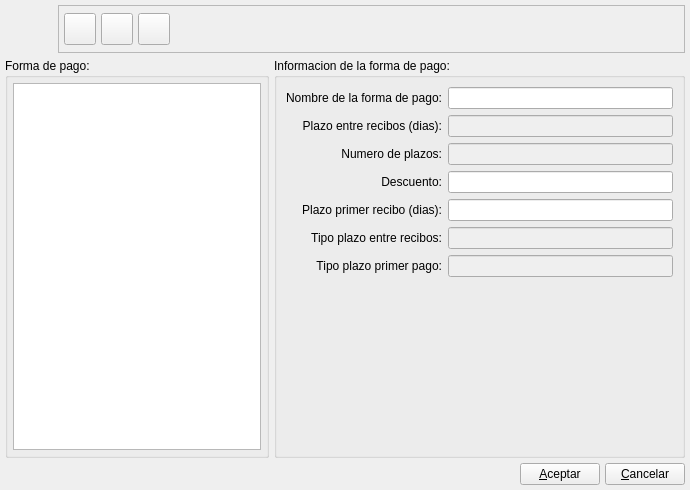
Old version of the form bulmages/bulmafact/plugins/pluginbf_formasdepago/fpagobase.ui in the repository eboladev/Bulmages-1.
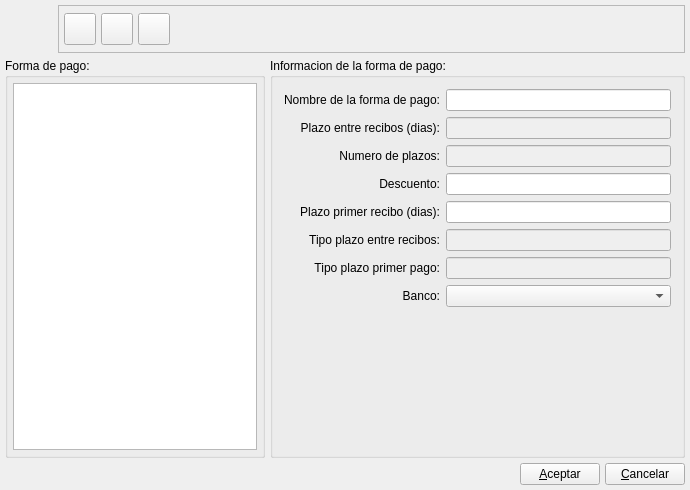
New version of the form. Icons and pictures are not drawn. Custom widgets are drawn as their Qt base class.

Diff of the .ui file:
```diff
--- a/bulmages/bulmafact/plugins/pluginbf_formasdepago/fpagobase.ui
+++ b/bulmages/bulmafact/plugins/pluginbf_formasdepago/fpagobase.ui
@@ -29,28 +29,16 @@
      <property name="title">
       <string>Informacion de la forma de pago:</string>
      </property>
-     <layout class="QGridLayout">
-      <property name="margin">
-       <number>9</number>
-      </property>
-      <property name="spacing">
-       <number>6</number>
-      </property>
-      <item row="7" column="0" colspan="2">
-       <spacer>
-        <property name="orientation">
-         <enum>Qt::Vertical</enum>
+     <layout class="QGridLayout" name="gridLayout">
+      <item row="0" column="0">
+       <widget class="QLabel" name="label_1">
+        <property name="text">
+         <string>Nombre de la forma de pago:</string>
         </property>
-        <property name="sizeType">
-         <enum>QSizePolicy::Expanding</enum>
+        <property name="alignment">
+         <set>Qt::AlignRight|Qt::AlignTrailing|Qt::AlignVCenter</set>
         </property>
-        <property name="sizeHint" stdset="0">
-         <size>
-          <width>387</width>
-          <height>20</height>
-         </size>
-        </property>
-       </spacer>
+       </widget>
       </item>
       <item row="0" column="1">
        <widget class="QLineEdit" name="mui_descforma_pago">
@@ -62,61 +50,6 @@
         </property>
        </widget>
       </item>
-      <item row="6" column="1">
-       <widget class="QLineEdit" name="mui_tipoPlazoPrimerPago">
-        <property name="enabled">
-         <bool>false</bool>
-        </property>
-       </widget>
-      </item>
-      <item row="4" column="0">
-       <widget class="QLabel" name="label_5">
-        <property name="sizePolicy">
-         <sizepolicy hsizetype="Preferred" vsizetype="Preferred">
-          <horstretch>0</horstretch>
-          <verstretch>0</verstretch>
-         </sizepolicy>
-        </property>
-        <property name="text">
-         <string>Plazo primer recibo (dias):</string>
-        </property>
-        <property name="alignment">
-         <set>Qt::AlignRight|Qt::AlignTrailing|Qt::AlignVCenter</set>
-        </property>
-       </widget>
-      </item>
-      <item row="3" column="0">
-       <widget class="QLabel" name="label_4">
-        <property name="sizePolicy">
-         <sizepolicy hsizetype="Preferred" vsizetype="Preferred">
-          <horstretch>0</horstretch>
-          <verstretch>0</verstretch>
-         </sizepolicy>
-        </property>
-        <property name="text">
-         <string>Descuento:</string>
-        </property>
-        <property name="alignment">
-         <set>Qt::AlignRight|Qt::AlignTrailing|Qt::AlignVCenter</set>
-        </property>
-       </widget>
-      </item>
-      <item row="2" column="0">
-       <widget class="QLabel" name="label_3">
-        <property name="sizePolicy">
-         <sizepolicy hsizetype="Preferred" vsizetype="Preferred">
-          <horstretch>0</horstretch>
-          <verstretch>0</verstretch>
-         </sizepolicy>
-        </property>
-        <property name="text">
-         <string>Numero de plazos:</string>
-        </property>
-        <property name="alignment">
-         <set>Qt::AlignRight|Qt::AlignTrailing|Qt::AlignVCenter</set>
-        </property>
-       </widget>
-      </item>
       <item row="1" column="0">
        <widget class="QLabel" name="label_2">
         <property name="sizePolicy">
@@ -133,6 +66,29 @@
         </property>
        </widget>
       </item>
+      <item row="1" column="1">
+       <widget class="QLineEdit" name="mui_plazoEntreReciboFPago">
+        <property name="enabled">
+         <bool>false</bool>
+        </property>
+       </widget>
+      </item>
+      <item row="2" column="0">
+       <widget class="QLabel" name="label_3">
+        <property name="sizePolicy">
+         <sizepolicy hsizetype="Preferred" vsizetype="Preferred">
+          <horstretch>0</horstretch>
+          <verstretch>0</verstretch>
+         </sizepolicy>
+        </property>
+        <property name="text">
+         <string>Numero de plazos:</string>
+        </property>
+        <property name="alignment">
+         <set>Qt::AlignRight|Qt::AlignTrailing|Qt::AlignVCenter</set>
+        </property>
+       </widget>
+      </item>
       <item row="2" column="1">
        <widget class="QLineEdit" name="mui_nPlazosFPago">
         <property name="enabled">
@@ -140,29 +96,44 @@
         </property>
        </widget>
       </item>
+      <item row="3" column="0">
+       <widget class="QLabel" name="label_4">
+        <property name="sizePolicy">
+         <sizepolicy hsizetype="Preferred" vsizetype="Preferred">
+          <horstretch>0</horstretch>
+          <verstretch>0</verstretch>
+         </sizepolicy>
+        </property>
+        <property name="text">
+         <string>Descuento:</string>
+        </property>
+        <property name="alignment">
+         <set>Qt::AlignRight|Qt::AlignTrailing|Qt::AlignVCenter</set>
+        </property>
+       </widget>
+      </item>
       <item row="3" column="1">
        <widget class="QLineEdit" name="mui_descuentoforma_pago"/>
       </item>
+      <item row="4" column="0">
+       <widget class="QLabel" name="label_5">
+        <property name="sizePolicy">
+         <sizepolicy hsizetype="Preferred" vsizetype="Preferred">
+          <horstretch>0</horstretch>
+          <verstretch>0</verstretch>
+         </sizepolicy>
+        </property>
+        <property name="text">
+         <string>Plazo primer recibo (dias):</string>
+        </property>
+        <property name="alignment">
+         <set>Qt::AlignRight|Qt::AlignTrailing|Qt::AlignVCenter</set>
+        </property>
+       </widget>
+      </item>
       <item row="4" column="1">
        <widget class="QLineEdit" name="mui_dias1tforma_pago"/>
       </item>
-      <item row="1" column="1">
-       <widget class="QLineEdit" name="mui_plazoEntreReciboFPago">
-        <property name="enabled">
-         <bool>false</bool>
-        </property>
-       </widget>
-      </item>
-      <item row="0" column="0">
-       <widget class="QLabel" name="label_1">
-        <property name="text">
-         <string>Nombre de la forma de pago:</string>
-        </property>
-        <property name="alignment">
-         <set>Qt::AlignRight|Qt::AlignTrailing|Qt::AlignVCenter</set>
-        </property>
-       </widget>
-      </item>
       <item row="5" column="0">
        <widget class="QLabel" name="label_6">
         <property name="sizePolicy">
@@ -179,6 +150,13 @@
         </property>
        </widget>
       </item>
+      <item row="5" column="1">
+       <widget class="QLineEdit" name="mui_tipoPlazoEntreReciboFPago">
+        <property name="enabled">
+         <bool>false</bool>
+        </property>
+       </widget>
+      </item>
       <item row="6" column="0">
        <widget class="QLabel" name="label_7">
         <property name="sizePolicy">
@@ -195,13 +173,48 @@
         </property>
        </widget>
       </item>
-      <item row="5" column="1">
-       <widget class="QLineEdit" name="mui_tipoPlazoEntreReciboFPago">
+      <item row="6" column="1">
+       <widget class="QLineEdit" name="mui_tipoPlazoPrimerPago">
         <property name="enabled">
          <bool>false</bool>
         </property>
        </widget>
       </item>
+      <item row="7" column="0">
+       <widget class="QLabel" name="label_8">
+        <property name="sizePolicy">
+         <sizepolicy hsizetype="Preferred" vsizetype="Preferred">
+          <horstretch>0</horstretch>
+          <verstretch>0</verstretch>
+         </sizepolicy>
+        </property>
+        <property name="text">
+         <string>Banco:</string>
+        </property>
+        <property name="alignment">
+         <set>Qt::AlignRight|Qt::AlignTrailing|Qt::AlignVCenter</set>
+        </property>
+       </widget>
+      </item>
+      <item row="7" column="1">
+       <widget class="BfBuscarBanco" name="mui_idbanco"/>
+      </item>
+      <item row="8" column="0" colspan="2">
+       <spacer>
+        <property name="orientation">
+         <enum>Qt::Vertical</enum>
+        </property>
+        <property name="sizeType">
+         <enum>QSizePolicy::Expanding</enum>
+        </property>
+        <property name="sizeHint" stdset="0">
+         <size>
+          <width>387</width>
+          <height>20</height>
+         </size>
+        </property>
+       </spacer>
+      </item>
      </layout>
     </widget>
    </item>
@@ -437,6 +450,13 @@
   </layout>
  </widget>
  <layoutdefault spacing="6" margin="11"/>
+ <customwidgets>
+  <customwidget>
+   <class>BfBuscarBanco</class>
+   <extends>QComboBox</extends>
+   <header>bfbuscarbanco.h</header>
+  </customwidget>
+ </customwidgets>
  <resources>
   <include location="../../../bulmages.qrc"/>
   <include location="../../bulmages.qrc"/>
```
